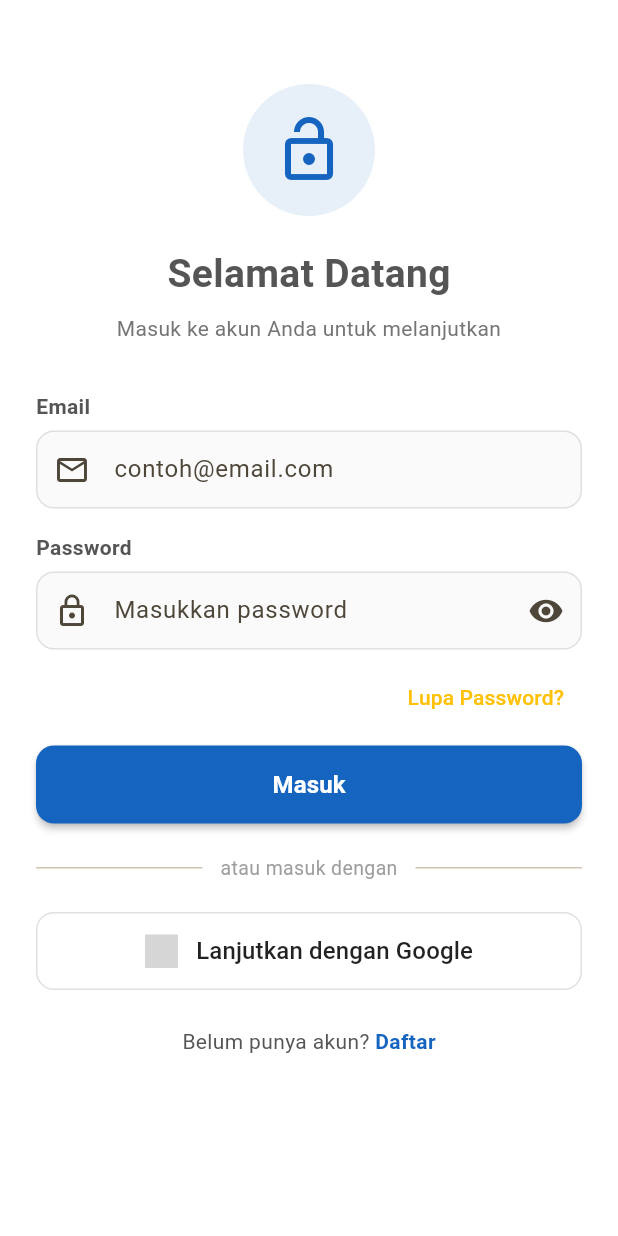
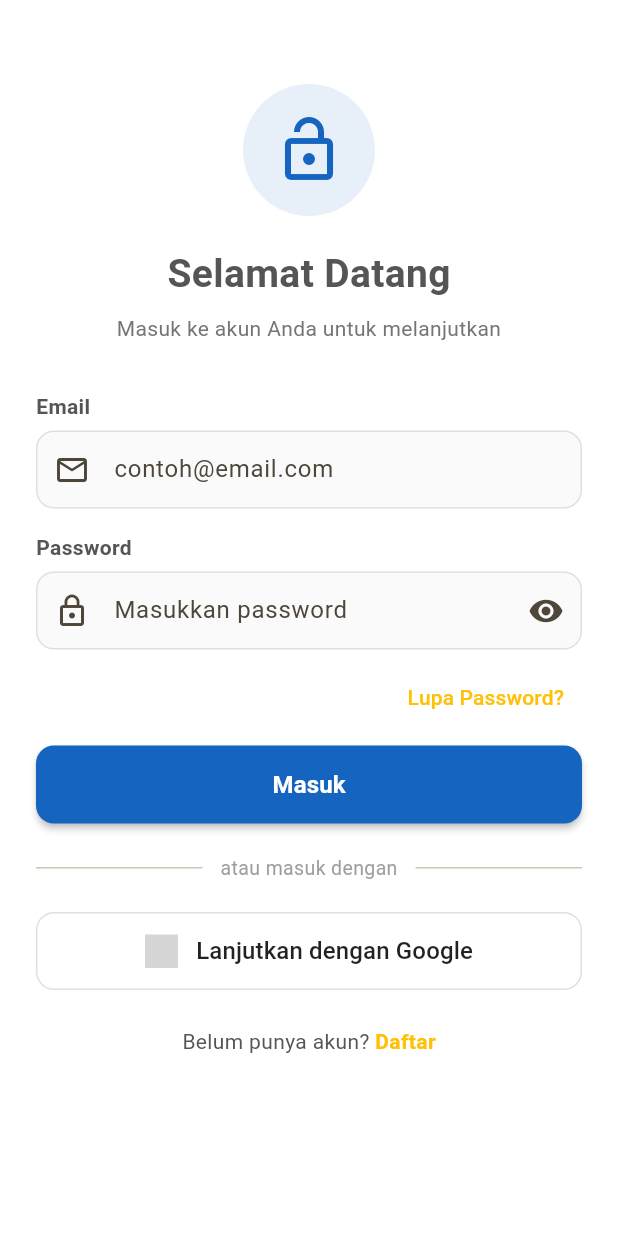
Before and after one commit to dzikribdr/frozen_food_1123150049, a Flutter app: the RegisterPage screen opened by its route, after a tap on "Daftar Sekarang", after a tap on "Masuk", on a phone screen of 412 x 824 dp. Run offline on Flutter 3.47's test engine with Material 3 defaults, Android fonts, the phone set to English and light mode, and no system bars; our stand-ins replace dio, email_validator, equatable, firebase_auth, firebase_core, flutter_secure_storage and 2 more; accounts and stored records are empty; grey boxes are pictures that could not be loaded.

Commit message:
style: memperbarui tema warna pada halaman otentikasi menjadi kuning dan putih

```diff
--- a/lib/features/auth/presentation/pages/login_page.dart
+++ b/lib/features/auth/presentation/pages/login_page.dart
@@ -10,6 +10,7 @@ import 'package:frozen_food_1123150049/core/widgets/google_sign_in_button.dart';
 import 'package:frozen_food_1123150049/core/widgets/loading_overlay.dart';
 import 'package:provider/provider.dart';
 import 'package:frozen_food_1123150049/features/auth/presentation/providers/auth_provider.dart';
+import 'package:frozen_food_1123150049/core/constants/app_colors.dart';
 
 
 
@@ -65,7 +66,7 @@ class _LoginPageState extends State<LoginPage> {
       ScaffoldMessenger.of(context).showSnackBar(
         SnackBar(
           content: Text(auth.errorMessage ?? 'Login gagal'),
-          backgroundColor: Colors.red,
+          backgroundColor: AppColors.error,
         ),
       );
     }
@@ -184,13 +185,13 @@ class _LoginPageState extends State<LoginPage> {
                           context,
                           AppRouter.register,
                         ),
-                        child: const Text(
-                          'Daftar',
-                          style: TextStyle(
-                            color: Color(0xFF1565C0),
-                            fontWeight: FontWeight.bold,
-                          ),
-                        ),
+                        child: Text(
+  'Daftar',
+  style: TextStyle(
+    color: AppColors.primary,
+    fontWeight: FontWeight.bold,
+  ),
+),
                       ),
                     ],
                   ),
--- a/lib/features/auth/presentation/pages/register_page.dart
+++ b/lib/features/auth/presentation/pages/register_page.dart
@@ -6,6 +6,7 @@ import 'package:frozen_food_1123150049/core/widgets/custom_button.dart';
 import 'package:frozen_food_1123150049/core/widgets/custom_text_field.dart';
 import 'package:frozen_food_1123150049/core/widgets/loading_overlay.dart';
 import 'package:frozen_food_1123150049/features/auth/presentation/providers/auth_provider.dart';
+import 'package:frozen_food_1123150049/core/constants/app_colors.dart';
 import 'package:provider/provider.dart';
 
 
@@ -51,7 +52,7 @@ class _RegisterPageState extends State<RegisterPage> {
       ScaffoldMessenger.of(context).showSnackBar(
         SnackBar(
           content: Text(auth.errorMessage ?? 'Pendaftaran gagal'),
-          backgroundColor: Colors.red,
+          backgroundColor: AppColors.error,
         ),
       );
     }
@@ -155,10 +156,10 @@ class _RegisterPageState extends State<RegisterPage> {
                           context,
                           AppRouter.login,
                         ),
-                        child: const Text(
+                        child: Text(
                           'Masuk',
                           style: TextStyle(
-                            color: Color(0xFF1565C0),
+                            color: AppColors.primary,
                             fontWeight: FontWeight.bold,
                           ),
                         ),
```
Also changed, not shown: lib/features/auth/presentation/pages/verify_email_page.dart (+7 -3 lines).
